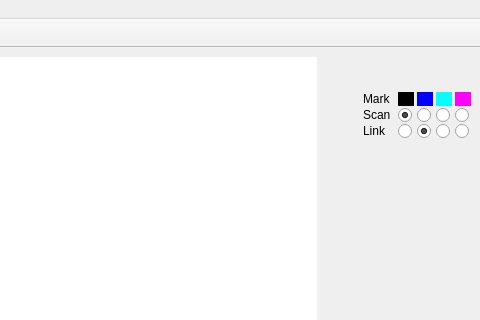
lzhengp1986/AutoTechSim, file ItshfSim/mainwin.ui: the form before one commit; both pictures show x 320 to 800 and y 0 to 320 of the 800 by 600 pixel window.
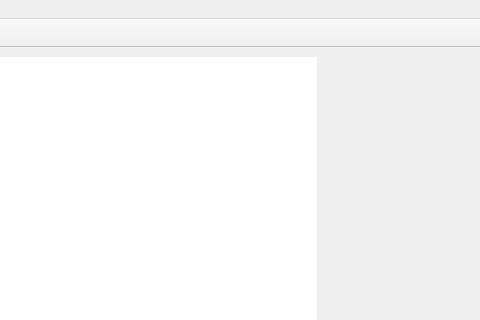
The form after the commit. Custom widgets are drawn as their Qt base class.

```diff
--- a/ItshfSim/mainwin.ui
+++ b/ItshfSim/mainwin.ui
@@ -58,533 +58,7 @@
        <number>0</number>
       </property>
       <item>
-       <spacer name="topSpacer">
-        <property name="orientation">
-         <enum>Qt::Vertical</enum>
-        </property>
-        <property name="sizeType">
-         <enum>QSizePolicy::Fixed</enum>
-        </property>
-        <property name="sizeHint" stdset="0">
-         <size>
-          <width>20</width>
-          <height>35</height>
-         </size>
-        </property>
-       </spacer>
-      </item>
-      <item>
-       <widget class="QGroupBox" name="colorBox">
-        <property name="styleSheet">
-         <string notr="true">border:none</string>
-        </property>
-        <property name="title">
-         <string/>
-        </property>
-        <layout class="QGridLayout" name="gridLayout_5">
-         <property name="leftMargin">
-          <number>0</number>
-         </property>
-         <property name="topMargin">
-          <number>0</number>
-         </property>
-         <property name="rightMargin">
-          <number>0</number>
-         </property>
-         <property name="bottomMargin">
-          <number>0</number>
-         </property>
-         <property name="horizontalSpacing">
-          <number>3</number>
-         </property>
-         <property name="verticalSpacing">
-          <number>0</number>
-         </property>
-         <item row="0" column="2">
-          <widget class="QLabel" name="scanBlackLabel">
-           <property name="sizePolicy">
-            <sizepolicy hsizetype="Fixed" vsizetype="Preferred">
-             <horstretch>0</horstretch>
-             <verstretch>0</verstretch>
-            </sizepolicy>
-           </property>
-           <property name="minimumSize">
-            <size>
-             <width>16</width>
-             <height>0</height>
-            </size>
-           </property>
-           <property name="styleSheet">
-            <string notr="true">background-color:black</string>
-           </property>
-           <property name="text">
-            <string/>
-           </property>
-          </widget>
-         </item>
-         <item row="0" column="5">
-          <widget class="QLabel" name="scanMagentaLabel">
-           <property name="sizePolicy">
-            <sizepolicy hsizetype="Fixed" vsizetype="Preferred">
-             <horstretch>0</horstretch>
-             <verstretch>0</verstretch>
-            </sizepolicy>
-           </property>
-           <property name="minimumSize">
-            <size>
-             <width>16</width>
-             <height>0</height>
-            </size>
-           </property>
-           <property name="styleSheet">
-            <string notr="true">background-color:magenta</string>
-           </property>
-           <property name="text">
-            <string/>
-           </property>
-          </widget>
-         </item>
-         <item row="0" column="4">
-          <widget class="QLabel" name="scanCyanLabel">
-           <property name="sizePolicy">
-            <sizepolicy hsizetype="Fixed" vsizetype="Preferred">
-             <horstretch>0</horstretch>
-             <verstretch>0</verstretch>
-            </sizepolicy>
-           </property>
-           <property name="minimumSize">
-            <size>
-             <width>16</width>
-             <height>0</height>
-            </size>
-           </property>
-           <property name="styleSheet">
-            <string notr="true">background-color:cyan</string>
-           </property>
-           <property name="text">
-            <string/>
-           </property>
-          </widget>
-         </item>
-         <item row="0" column="1">
-          <widget class="QLabel" name="colorLabel">
-           <property name="layoutDirection">
-            <enum>Qt::RightToLeft</enum>
-           </property>
-           <property name="text">
-            <string>Mark</string>
-           </property>
-          </widget>
-         </item>
-         <item row="0" column="3">
-          <widget class="QLabel" name="scanBlueLabel">
-           <property name="sizePolicy">
-            <sizepolicy hsizetype="Fixed" vsizetype="Preferred">
-             <horstretch>0</horstretch>
-             <verstretch>0</verstretch>
-            </sizepolicy>
-           </property>
-           <property name="minimumSize">
-            <size>
-             <width>16</width>
-             <height>0</height>
-            </size>
-           </property>
-           <property name="styleSheet">
-            <string notr="true">background-color:blue</string>
-           </property>
-           <property name="text">
-            <string/>
-           </property>
-          </widget>
-         </item>
-         <item row="0" column="0">
-          <spacer name="spacer1">
-           <property name="orientation">
-            <enum>Qt::Horizontal</enum>
-           </property>
-           <property name="sizeType">
-            <enum>QSizePolicy::Fixed</enum>
-           </property>
-           <property name="sizeHint" stdset="0">
-            <size>
-             <width>40</width>
-             <height>10</height>
-            </size>
-           </property>
-          </spacer>
-         </item>
-        </layout>
-       </widget>
-      </item>
-      <item>
-       <widget class="QGroupBox" name="scanBox">
-        <property name="styleSheet">
-         <string notr="true">border:none</string>
-        </property>
-        <property name="title">
-         <string/>
-        </property>
-        <layout class="QGridLayout" name="gridLayout_3">
-         <property name="leftMargin">
-          <number>0</number>
-         </property>
-         <property name="topMargin">
-          <number>0</number>
-         </property>
-         <property name="rightMargin">
-          <number>0</number>
-         </property>
-         <property name="bottomMargin">
-          <number>0</number>
-         </property>
-         <property name="horizontalSpacing">
-          <number>3</number>
-         </property>
-         <property name="verticalSpacing">
-          <number>0</number>
-         </property>
-         <item row="0" column="6">
-          <widget class="QRadioButton" name="scanCyan">
-           <property name="sizePolicy">
-            <sizepolicy hsizetype="Fixed" vsizetype="Fixed">
-             <horstretch>0</horstretch>
-             <verstretch>0</verstretch>
-            </sizepolicy>
-           </property>
-           <property name="minimumSize">
-            <size>
-             <width>16</width>
-             <height>0</height>
-            </size>
-           </property>
-           <property name="maximumSize">
-            <size>
-             <width>16</width>
-             <height>16777215</height>
-            </size>
-           </property>
-           <property name="layoutDirection">
-            <enum>Qt::LeftToRight</enum>
-           </property>
-           <property name="autoFillBackground">
-            <bool>false</bool>
-           </property>
-           <property name="text">
-            <string/>
-           </property>
-          </widget>
-         </item>
-         <item row="0" column="8">
-          <widget class="QRadioButton" name="scanMagenta">
-           <property name="sizePolicy">
-            <sizepolicy hsizetype="Fixed" vsizetype="Fixed">
-             <horstretch>0</horstretch>
-             <verstretch>0</verstretch>
-            </sizepolicy>
-           </property>
-           <property name="minimumSize">
-            <size>
-             <width>16</width>
-             <height>0</height>
-            </size>
-           </property>
-           <property name="maximumSize">
-            <size>
-             <width>16</width>
-             <height>16777215</height>
-            </size>
-           </property>
-           <property name="layoutDirection">
-            <enum>Qt::LeftToRight</enum>
-           </property>
-           <property name="autoFillBackground">
-            <bool>false</bool>
-           </property>
-           <property name="styleSheet">
-            <string notr="true">b</string>
-           </property>
-           <property name="text">
-            <string/>
-           </property>
-          </widget>
-         </item>
-         <item row="0" column="2">
-          <spacer name="spacer2">
-           <property name="orientation">
-            <enum>Qt::Horizontal</enum>
-           </property>
-           <property name="sizeType">
-            <enum>QSizePolicy::Fixed</enum>
-           </property>
-           <property name="sizeHint" stdset="0">
-            <size>
-             <width>40</width>
-             <height>10</height>
-            </size>
-           </property>
-          </spacer>
-         </item>
-         <item row="0" column="4">
-          <widget class="QRadioButton" name="scanBlack">
-           <property name="sizePolicy">
-            <sizepolicy hsizetype="Fixed" vsizetype="Fixed">
-             <horstretch>0</horstretch>
-             <verstretch>0</verstretch>
-            </sizepolicy>
-           </property>
-           <property name="minimumSize">
-            <size>
-             <width>16</width>
-             <height>0</height>
-            </size>
-           </property>
-           <property name="maximumSize">
-            <size>
-             <width>16</width>
-             <height>16777215</height>
-            </size>
-           </property>
-           <property name="layoutDirection">
-            <enum>Qt::LeftToRight</enum>
-           </property>
-           <property name="autoFillBackground">
-            <bool>false</bool>
-           </property>
-           <property name="text">
-            <string/>
-           </property>
-           <property name="checked">
-            <bool>true</bool>
-           </property>
-          </widget>
-         </item>
-         <item row="0" column="5">
-          <widget class="QRadioButton" name="scanBlue">
-           <property name="sizePolicy">
-            <sizepolicy hsizetype="Fixed" vsizetype="Fixed">
-             <horstretch>0</horstretch>
-             <verstretch>0</verstretch>
-            </sizepolicy>
-           </property>
-           <property name="minimumSize">
-            <size>
-             <width>16</width>
-             <height>0</height>
-            </size>
-           </property>
-           <property name="maximumSize">
-            <size>
-             <width>16</width>
-             <height>16777215</height>
-            </size>
-           </property>
-           <property name="layoutDirection">
-            <enum>Qt::LeftToRight</enum>
-           </property>
-           <property name="autoFillBackground">
-            <bool>false</bool>
-           </property>
-           <property name="text">
-            <string/>
-           </property>
-          </widget>
-         </item>
-         <item row="0" column="3">
-          <widget class="QLabel" name="scanColor">
-           <property name="layoutDirection">
-            <enum>Qt::RightToLeft</enum>
-           </property>
-           <property name="text">
-            <string>Scan</string>
-           </property>
-          </widget>
-         </item>
-        </layout>
-       </widget>
-      </item>
-      <item>
-       <widget class="QGroupBox" name="linkBox">
-        <property name="styleSheet">
-         <string notr="true">border:none</string>
-        </property>
-        <property name="title">
-         <string/>
-        </property>
-        <layout class="QGridLayout" name="gridLayout_4">
-         <property name="leftMargin">
-          <number>0</number>
-         </property>
-         <property name="topMargin">
-          <number>0</number>
-         </property>
-         <property name="rightMargin">
-          <number>0</number>
-         </property>
-         <property name="bottomMargin">
-          <number>0</number>
-         </property>
-         <property name="horizontalSpacing">
-          <number>3</number>
-         </property>
-         <property name="verticalSpacing">
-          <number>0</number>
-         </property>
-         <item row="0" column="3">
-          <widget class="QRadioButton" name="linkBlack">
-           <property name="sizePolicy">
-            <sizepolicy hsizetype="Fixed" vsizetype="Fixed">
-             <horstretch>0</horstretch>
-             <verstretch>0</verstretch>
-            </sizepolicy>
-           </property>
-           <property name="minimumSize">
-            <size>
-             <width>16</width>
-             <height>0</height>
-            </size>
-           </property>
-           <property name="maximumSize">
-            <size>
-             <width>16</width>
-             <height>16777215</height>
-            </size>
-           </property>
-           <property name="layoutDirection">
-            <enum>Qt::LeftToRight</enum>
-           </property>
-           <property name="autoFillBackground">
-            <bool>false</bool>
-           </property>
-           <property name="text">
-            <string/>
-           </property>
-          </widget>
-         </item>
-         <item row="0" column="7">
-          <widget class="QRadioButton" name="linkMagenta">
-           <property name="sizePolicy">
-            <sizepolicy hsizetype="Fixed" vsizetype="Fixed">
-             <horstretch>0</horstretch>
-             <verstretch>0</verstretch>
-            </sizepolicy>
-           </property>
-           <property name="minimumSize">
-            <size>
-             <width>16</width>
-             <height>0</height>
-            </size>
-           </property>
-           <property name="maximumSize">
-            <size>
-             <width>16</width>
-             <height>16777215</height>
-            </size>
-           </property>
-           <property name="layoutDirection">
-            <enum>Qt::LeftToRight</enum>
-           </property>
-           <property name="autoFillBackground">
-            <bool>false</bool>
-           </property>
-           <property name="text">
-            <string/>
-           </property>
-          </widget>
-         </item>
-         <item row="0" column="5">
-          <widget class="QRadioButton" name="linkBlue">
-           <property name="sizePolicy">
-            <sizepolicy hsizetype="Fixed" vsizetype="Fixed">
-             <horstretch>0</horstretch>
-             <verstretch>0</verstretch>
-            </sizepolicy>
-           </property>
-           <property name="minimumSize">
-            <size>
-             <width>16</width>
-             <height>0</height>
-            </size>
-           </property>
-           <property name="maximumSize">
-            <size>
-             <width>16</width>
-             <height>16777215</height>
-            </size>
-           </property>
-           <property name="layoutDirection">
-            <enum>Qt::LeftToRight</enum>
-           </property>
-           <property name="autoFillBackground">
-            <bool>false</bool>
-           </property>
-           <property name="text">
-            <string/>
-           </property>
-           <property name="checked">
-            <bool>true</bool>
-           </property>
-          </widget>
-         </item>
-         <item row="0" column="6">
-          <widget class="QRadioButton" name="linkCyan">
-           <property name="sizePolicy">
-            <sizepolicy hsizetype="Fixed" vsizetype="Fixed">
-             <horstretch>0</horstretch>
-             <verstretch>0</verstretch>
-            </sizepolicy>
-           </property>
-           <property name="minimumSize">
-            <size>
-             <width>16</width>
-             <height>0</height>
-            </size>
-           </property>
-           <property name="maximumSize">
-            <size>
-             <width>16</width>
-             <height>16777215</height>
-            </size>
-           </property>
-           <property name="layoutDirection">
-            <enum>Qt::LeftToRight</enum>
-           </property>
-           <property name="autoFillBackground">
-            <bool>false</bool>
-           </property>
-           <property name="text">
-            <string/>
-           </property>
-          </widget>
-         </item>
-         <item row="0" column="1">
-          <spacer name="spacer3">
-           <property name="orientation">
-            <enum>Qt::Horizontal</enum>
-           </property>
-           <property name="sizeType">
-            <enum>QSizePolicy::Fixed</enum>
-           </property>
-           <property name="sizeHint" stdset="0">
-            <size>
-             <width>40</width>
-             <height>10</height>
-            </size>
-           </property>
-          </spacer>
-         </item>
-         <item row="0" column="2">
-          <widget class="QLabel" name="linkColor">
-           <property name="layoutDirection">
-            <enum>Qt::RightToLeft</enum>
-           </property>
-           <property name="text">
-            <string>Link</string>
-           </property>
-          </widget>
-         </item>
-        </layout>
-       </widget>
+       <layout class="QHBoxLayout" name="colorLayout"/>
       </item>
       <item>
        <spacer name="spacer">
```
